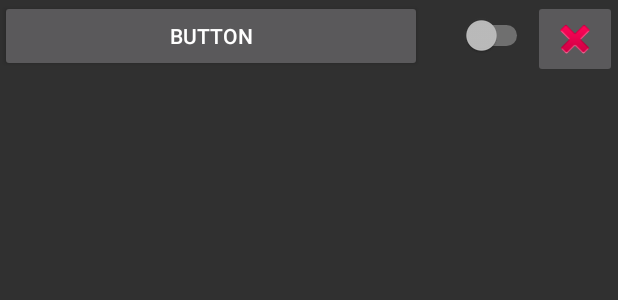
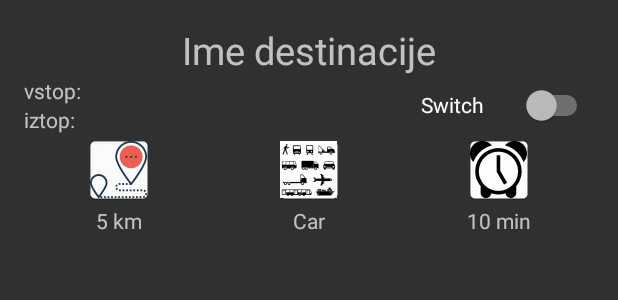
Before and after one commit to swetk/WakeUp, an Android app: the layout destination_list.xml on its own in the app's theme, with its tools: preview values and no code run, on a phone screen of 412 x 824 dp. Shown: the top 300 px of the screen. Run offline under Robolectric (Android 15) with nearby library versions, the phone set to English and light mode, and no system bars.

Commit message:
spremenjen grafični vmesnik

```diff
--- a/app/src/main/java/com/sveval/wakeup/DestinationsAdapter.java
+++ b/app/src/main/java/com/sveval/wakeup/DestinationsAdapter.java
@@ -10,6 +10,7 @@ import android.widget.Button;
 import android.widget.CompoundButton;
 import android.widget.ImageButton;
 import android.widget.Switch;
+import android.widget.TextView;
 import android.widget.Toast;
 
 import java.util.ArrayList;
@@ -27,6 +28,14 @@ public class DestinationsAdapter extends ArrayAdapter<Destination> {
         if (convertView == null) {
             convertView = LayoutInflater.from(getContext()).inflate(R.layout.destination_list, parent, false);
         }
+
+        TextView textVstop = (TextView) convertView.findViewById(R.id.twVstop);
+        textVstop.setText("Start: " + destination.vstop);
+
+        TextView textIztop = (TextView) convertView.findViewById(R.id.twIztop);
+        textIztop.setText("Cilj: " + destination.iztop);
+
+        /*
         Button btnDestination = (Button) convertView.findViewById(R.id.buttonDestionation);
         btnDestination.setText(destination.vstop + " - " + destination.iztop);
         btnDestination.setOnClickListener(new View.OnClickListener() {
@@ -39,6 +48,7 @@ public class DestinationsAdapter extends ArrayAdapter<Destination> {
                 System.out.println(eee);
             }
         });
+        */
 
         Switch switchOnOff = (Switch) convertView.findViewById(R.id.switchOnOff);
         switchOnOff.setOnCheckedChangeListener(new CompoundButton.OnCheckedChangeListener() {
@@ -53,6 +63,7 @@ public class DestinationsAdapter extends ArrayAdapter<Destination> {
             }
         });
 
+        /*
         ImageButton imgButtonDelete = (ImageButton) convertView.findViewById(R.id.imgButtonDelete);
         imgButtonDelete.setOnClickListener(new View.OnClickListener() {
             @Override
@@ -63,6 +74,7 @@ public class DestinationsAdapter extends ArrayAdapter<Destination> {
                 Destination.destinations.remove(position);
             }
         });
+        */
 
         return convertView;
     }
--- a/app/src/main/res/layout/destination_list.xml
+++ b/app/src/main/res/layout/destination_list.xml
@@ -1,29 +1,133 @@
 <?xml version="1.0" encoding="utf-8"?>
-<LinearLayout xmlns:android="http://schemas.android.com/apk/res/android"
+<RelativeLayout xmlns:android="http://schemas.android.com/apk/res/android"
     xmlns:app="http://schemas.android.com/apk/res-auto"
     android:orientation="horizontal"
     android:layout_width="match_parent"
     android:layout_height="match_parent"
+    android:paddingBottom="@dimen/activity_vertical_margin"
+    android:paddingLeft="@dimen/activity_horizontal_margin"
+    android:paddingRight="@dimen/activity_horizontal_margin"
+    android:paddingTop="@dimen/activity_vertical_margin"
     android:id="@+id/destinationList">
 
 
-    <Button
-        android:text="Button"
+    <LinearLayout
+        android:layout_width="match_parent"
+        android:layout_height="match_parent"
+        android:orientation="vertical"
+        android:layout_alignParentTop="true"
+        android:layout_alignParentLeft="true"
+        android:layout_alignParentStart="true">
+
+
+        <TextView
+            android:layout_width="match_parent"
+            android:layout_height="wrap_content"
+            android:text="Ime destinacije"
+            android:textAlignment="center"
+            android:textSize="25dp"/>
+
+        <LinearLayout
+            android:layout_width="match_parent"
+            android:layout_height="wrap_content"
+            android:orientation="horizontal"
+            android:weightSum="1">
+
+            <LinearLayout
                 android:layout_width="wrap_content"
                 android:layout_height="wrap_content"
-        android:id="@+id/buttonDestionation"
-        android:layout_weight="1.91" />
+                android:orientation="vertical"
+                android:layout_weight="0.90">
+
+                <TextView
+                    android:layout_width="wrap_content"
+                    android:layout_height="wrap_content"
+                    android:id="@+id/twVstop"
+                    android:text="vstop:"/>
+
+                <TextView
+                    android:layout_width="wrap_content"
+                    android:layout_height="wrap_content"
+                    android:id="@+id/twIztop"
+                    android:text="iztop:"/>
+            </LinearLayout>
 
             <Switch
+                android:id="@+id/switchOnOff"
+                android:layout_width="wrap_content"
+                android:layout_height="match_parent"
+                android:layout_weight="0.10"
+                android:text="Switch" />
+
+        </LinearLayout>
+
+
+
+        <LinearLayout
+            android:layout_width="match_parent"
+            android:layout_height="wrap_content"
+            android:orientation="horizontal">
+
+            <LinearLayout
                 android:layout_width="wrap_content"
                 android:layout_height="wrap_content"
-        android:id="@+id/switchOnOff"
-        android:layout_weight="0.26" />
+                android:orientation="vertical"
+                android:layout_weight="0.3">
 
-    <ImageButton
+                <ImageView
+                    android:id="@+id/imageView"
+                    android:layout_width="match_parent"
+                    android:layout_height="wrap_content"
+                    app:srcCompat="@mipmap/ic_distance" />
+
+                <TextView
+                    android:layout_width="match_parent"
+                    android:layout_height="wrap_content"
+                    android:text="5 km"
+                    android:textAlignment="center"/>
+
+            </LinearLayout>
+
+            <LinearLayout
                 android:layout_width="wrap_content"
                 android:layout_height="wrap_content"
-        app:srcCompat="@android:drawable/ic_delete"
-        android:id="@+id/imgButtonDelete"
-        android:onClick="removeDestination"/>
+                android:orientation="vertical"
+                android:layout_weight="0.3">
+
+                <ImageView
+                    android:layout_width="match_parent"
+                    android:layout_height="wrap_content"
+                    app:srcCompat="@mipmap/ic_transport"/>
+
+                <TextView
+                    android:layout_width="match_parent"
+                    android:layout_height="wrap_content"
+                    android:text="Car"
+                    android:textAlignment="center"/>
+
+
             </LinearLayout>
+
+            <LinearLayout
+                android:layout_width="wrap_content"
+                android:layout_height="wrap_content"
+                android:orientation="vertical"
+                android:layout_weight="0.3">
+
+                <ImageView
+                    android:layout_width="match_parent"
+                    android:layout_height="match_parent"
+                    app:srcCompat="@mipmap/ic_time"/>
+
+                <TextView
+                    android:layout_width="match_parent"
+                    android:layout_height="wrap_content"
+                    android:text="10 min"
+                    android:textAlignment="center"/>
+
+            </LinearLayout>
+
+        </LinearLayout>
+
+    </LinearLayout>
+</RelativeLayout>
```
Also changed, not shown: app/src/main/ic_distance-web.png (added), app/src/main/ic_time-web.png (added), app/src/main/ic_transport-web.png (added), app/src/main/res/mipmap-hdpi/ic_distance.png (added), app/src/main/res/mipmap-hdpi/ic_time.png (added), app/src/main/res/mipmap-hdpi/ic_transport.png (added), app/src/main/res/mipmap-mdpi/ic_distance.png (added), app/src/main/res/mipmap-mdpi/ic_time.png (added), app/src/main/res/mipmap-mdpi/ic_transport.png (added), app/src/main/res/mipmap-xhdpi/ic_distance.png (added), app/src/main/res/mipmap-xhdpi/ic_time.png (added), app/src/main/res/mipmap-xhdpi/ic_transport.png (added), app/src/main/res/mipmap-xxhdpi/ic_distance.png (added), app/src/main/res/mipmap-xxhdpi/ic_time.png (added), 4 more files. Lines whose indentation alone changed are shown as unchanged.
